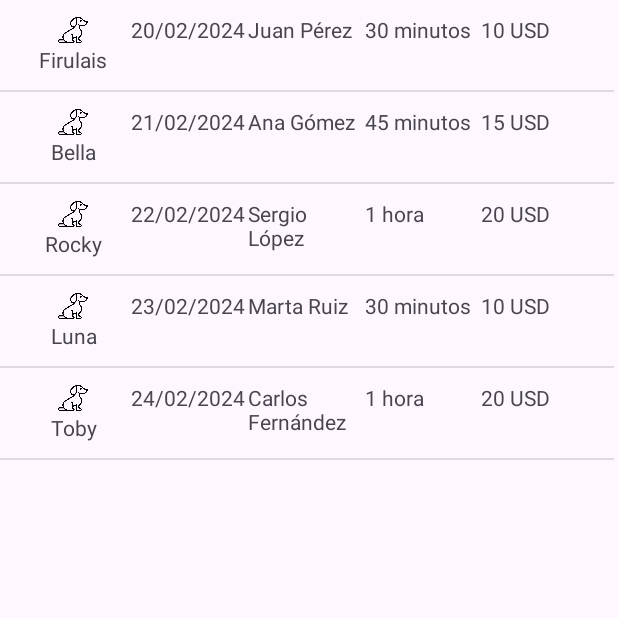
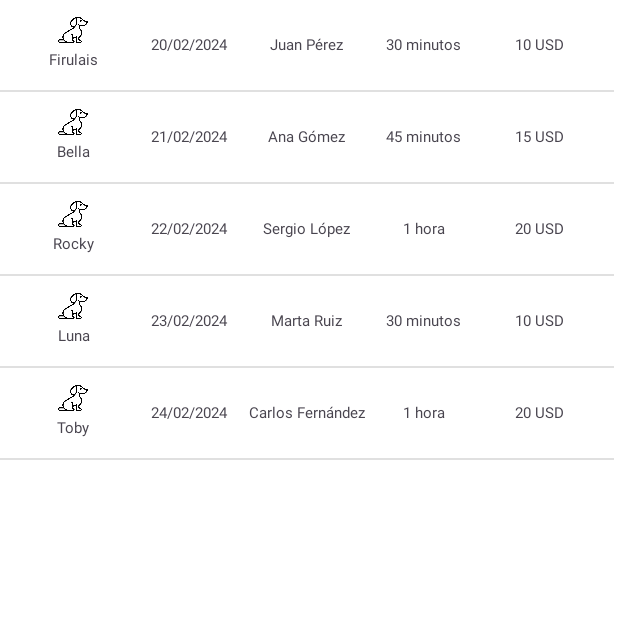
Before and after one commit to oscarRodriguez13/PetTracker_Android, an Android app: the HistorialActivity screen opened directly, with no data from a screen before it, on a phone screen of 412 x 824 dp, the top half of it. Run offline under Robolectric (Android 15) with nearby library versions, the phone set to English and light mode, and no system bars.

```diff
--- a/app/src/main/res/layout/activity_historial.xml
+++ b/app/src/main/res/layout/activity_historial.xml
@@ -1,11 +1,11 @@
 <?xml version="1.0" encoding="utf-8"?>
 <androidx.constraintlayout.widget.ConstraintLayout
     xmlns:android="http://schemas.android.com/apk/res/android"
-    xmlns:app="http://schemas.android.com/apk/res-auto"
     xmlns:tools="http://schemas.android.com/tools"
     android:layout_width="match_parent"
     android:layout_height="match_parent"
-    tools:context=".HistorialActivity">
+    tools:context=".HistorialActivity"
+    android:background="@color/white">
 
     <ListView
         android:id="@+id/historial"
--- a/app/src/main/res/layout/historial_adapter.xml
+++ b/app/src/main/res/layout/historial_adapter.xml
@@ -29,7 +29,9 @@
             android:layout_height="0dp"
             android:layout_weight="0.1"
             android:text=""
-            android:gravity="center_vertical|center_horizontal" />
+            android:gravity="center_vertical|center_horizontal"
+            android:textSize="10sp"
+            tools:ignore="SmallSp" />
     </LinearLayout>
 
     <!-- Los demás TextView permanecen en el LinearLayout principal horizontal -->
@@ -38,27 +40,39 @@
         android:layout_width="0dp"
         android:layout_height="40dp"
         android:layout_weight="0.2"
-        android:text="" />
+        android:gravity="center_vertical|center_horizontal"
+        android:text=""
+        android:textSize="10sp"
+        tools:ignore="SmallSp" />
 
     <TextView
         android:id="@+id/idPaseador"
         android:layout_width="0dp"
         android:layout_height="40dp"
         android:layout_weight="0.2"
-        android:text="" />
+        android:gravity="center_vertical|center_horizontal"
+        android:text=""
+        android:textSize="10sp"
+        tools:ignore="SmallSp" />
 
     <TextView
         android:id="@+id/idDuracion"
         android:layout_width="0dp"
         android:layout_height="40dp"
         android:layout_weight="0.2"
-        android:text="" />
+        android:gravity="center_vertical|center_horizontal"
+        android:text=""
+        android:textSize="10sp"
+        tools:ignore="SmallSp" />
 
     <TextView
         android:id="@+id/idPrecio"
         android:layout_width="0dp"
         android:layout_height="40dp"
         android:layout_weight="0.2"
-        android:text="" />
+        android:gravity="center_vertical|center_horizontal"
+        android:text=""
+        android:textSize="10sp"
+        tools:ignore="SmallSp" />
 
 </LinearLayout>
```
